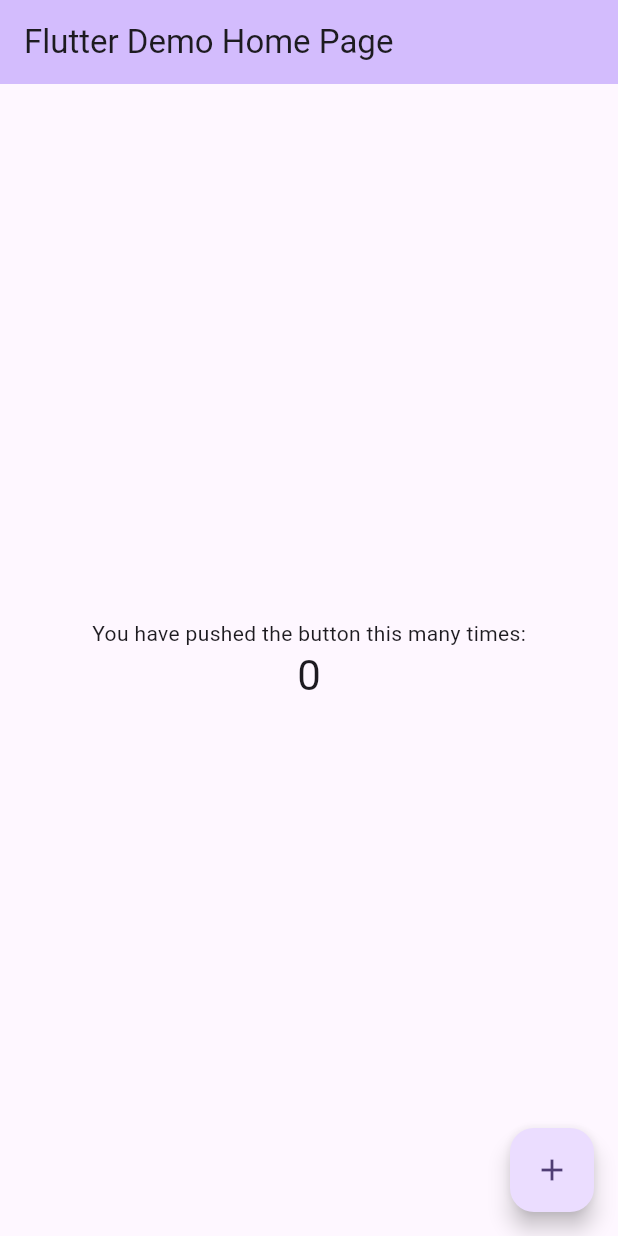
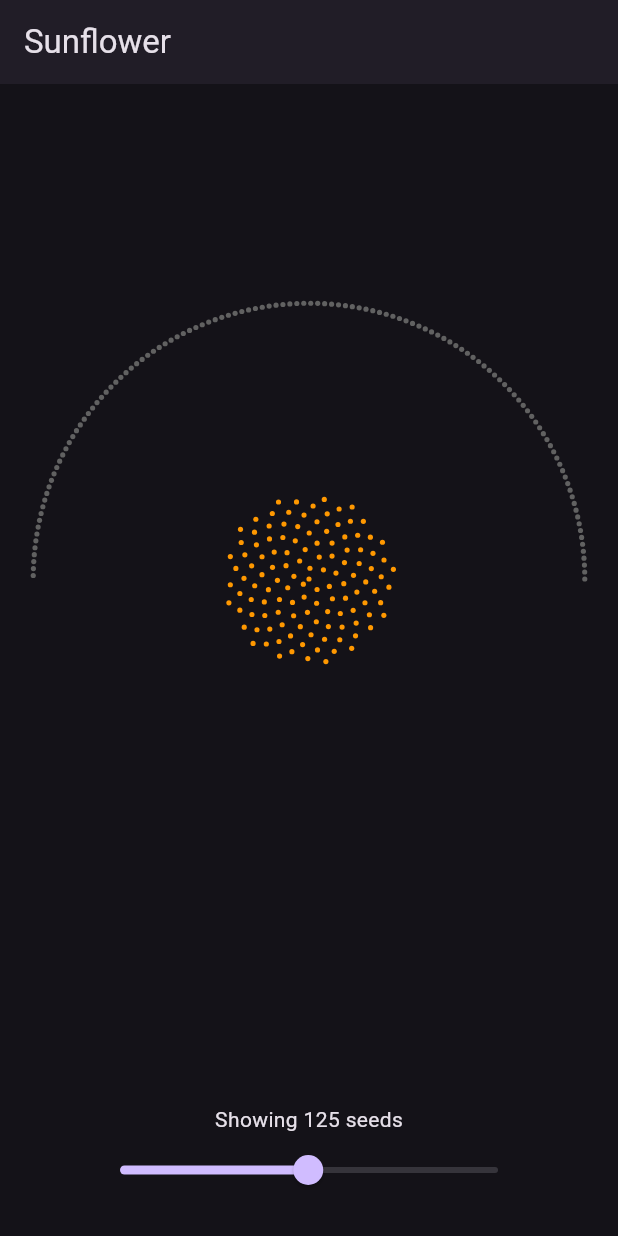
Before and after one commit to HookDing/flutter_demo, a Flutter app: the screen it shows after launch, on a phone screen of 412 x 824 dp. Run offline on Flutter 3.47's test engine with Material 3 defaults, Android fonts, the phone set to English and light mode, and no system bars.

Commit message:
add Sunflower

```diff
--- a/lib/main.dart
+++ b/lib/main.dart
@@ -1,7 +1,9 @@
 import 'package:flutter/material.dart';
+import 'package:flutter_demo/sunflower.dart';
 
 void main() {
   runApp(const MyApp());
+  runApp(const Sunflower());
 }
 
 class MyApp extends StatelessWidget {
--- /dev/null
+++ b/lib/sunflower.dart
@@ -0,0 +1,134 @@
+import 'dart:math' as math;
+
+import 'package:flutter/material.dart';
+
+const int maxSeeds = 250;
+
+void main() {
+  runApp(const Sunflower());
+}
+
+class Sunflower extends StatefulWidget {
+  const Sunflower({super.key});
+
+  @override
+  State<StatefulWidget> createState() {
+    return _SunflowerState();
+  }
+}
+
+class _SunflowerState extends State<Sunflower> {
+  int seeds = maxSeeds ~/ 2;
+
+  @override
+  Widget build(BuildContext context) {
+    return MaterialApp(
+      theme: ThemeData(
+        brightness: Brightness.dark,
+        appBarTheme: const AppBarTheme(elevation: 2),
+      ),
+      debugShowCheckedModeBanner: false,
+      home: Scaffold(
+        appBar: AppBar(title: const Text('Sunflower')),
+        body: Center(
+          child: Column(
+            crossAxisAlignment: CrossAxisAlignment.center,
+            children: [
+              Expanded(child: SunflowerWidget(seeds)),
+              const SizedBox(height: 20),
+              Text('Showing ${seeds.round()} seeds'),
+              SizedBox(
+                width: 300,
+                child: Slider(
+                  min: 1,
+                  max: maxSeeds.toDouble(),
+                  value: seeds.toDouble(),
+                  onChanged: (val) {
+                    setState(() => seeds = val.round());
+                  },
+                ),
+              ),
+              const SizedBox(height: 20),
+            ],
+          ),
+        ),
+      ),
+    );
+  }
+}
+
+class SunflowerWidget extends StatelessWidget {
+  static const tau = math.pi * 2;
+  static const scaleFactor = 1 / 40;
+  static const size = 600.0;
+  static final phi = (math.sqrt(5) + 1) / 2;
+  static final rng = math.Random();
+
+  final int seeds;
+
+  const SunflowerWidget(this.seeds, {super.key});
+
+  @override
+  Widget build(BuildContext context) {
+    final seedWidgets = <Widget>[];
+
+    for (var i = 0; i < seeds; i++) {
+      final theta = i * tau / phi;
+      final r = math.sqrt(i) * scaleFactor;
+
+      seedWidgets.add(
+        AnimatedAlign(
+          key: ValueKey(i),
+          duration: Duration(milliseconds: rng.nextInt(500) + 250),
+          curve: Curves.easeInOut,
+          alignment: Alignment(r * math.cos(theta), -1 * r * math.sin(theta)),
+          child: const Dot(true),
+        ),
+      );
+    }
+
+    for (var j = seeds; j < maxSeeds; j++) {
+      final x = math.cos(tau * j / (maxSeeds - 1)) * 0.9;
+      final y = math.sin(tau * j / (maxSeeds - 1)) * 0.9;
+
+      seedWidgets.add(
+        AnimatedAlign(
+          key: ValueKey(j),
+          duration: Duration(milliseconds: rng.nextInt(500) + 250),
+          curve: Curves.easeInOut,
+          alignment: Alignment(x, y),
+          child: const Dot(false),
+        ),
+      );
+    }
+
+    return FittedBox(
+      fit: BoxFit.contain,
+      child: SizedBox(
+        height: size,
+        width: size,
+        child: Stack(children: seedWidgets),
+      ),
+    );
+  }
+}
+
+class Dot extends StatelessWidget {
+  static const size = 5.0;
+  static const radius = 3.0;
+
+  final bool lit;
+
+  const Dot(this.lit, {super.key});
+
+  @override
+  Widget build(BuildContext context) {
+    return DecoratedBox(
+      decoration: BoxDecoration(
+        color: lit ? Colors.orange : Colors.grey.shade700,
+        borderRadius: BorderRadius.circular(radius),
+      ),
+      child: const SizedBox(height: size, width: size),
+    );
+  }
+}
```
